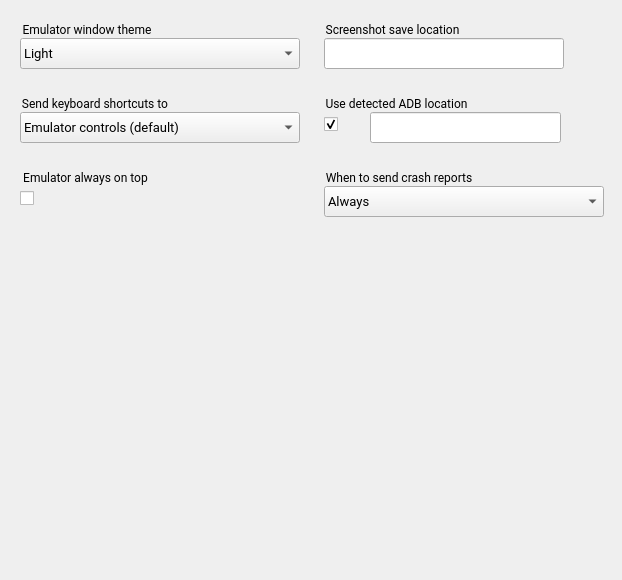
Above: android/android-emu/android/skin/qt/extended-pages/settings-page.ui from vicamo/libandroid-emugl before the change. Below: the same form after it.
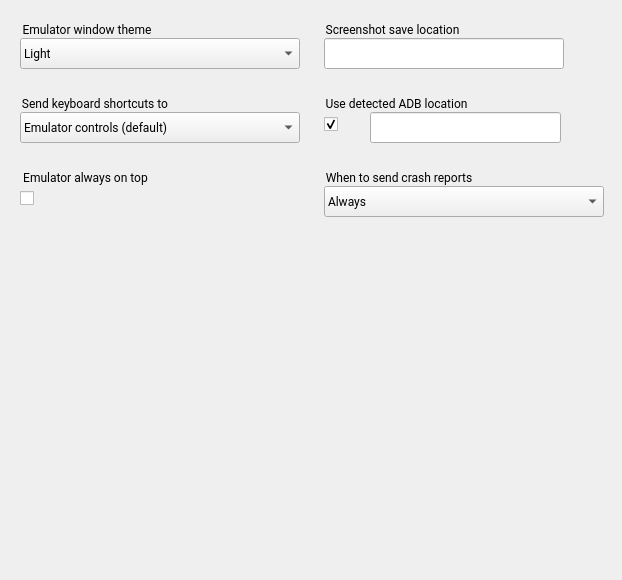
That is the form after the change. Icons and pictures are not drawn.

```diff
--- a/android/android-emu/android/skin/qt/extended-pages/settings-page.ui
+++ b/android/android-emu/android/skin/qt/extended-pages/settings-page.ui
@@ -247,7 +247,6 @@
    <property name="font">
     <font>
      <family>Roboto</family>
-     <pointsize>10</pointsize>
     </font>
    </property>
    <property name="styleSheet">
@@ -359,7 +358,6 @@
    <property name="font">
     <font>
      <family>Roboto</family>
-     <pointsize>10</pointsize>
     </font>
    </property>
    <property name="styleSheet">
@@ -399,7 +397,6 @@
    <property name="font">
     <font>
      <family>Roboto</family>
-     <pointsize>10</pointsize>
     </font>
    </property>
    <property name="styleSheet">
```
